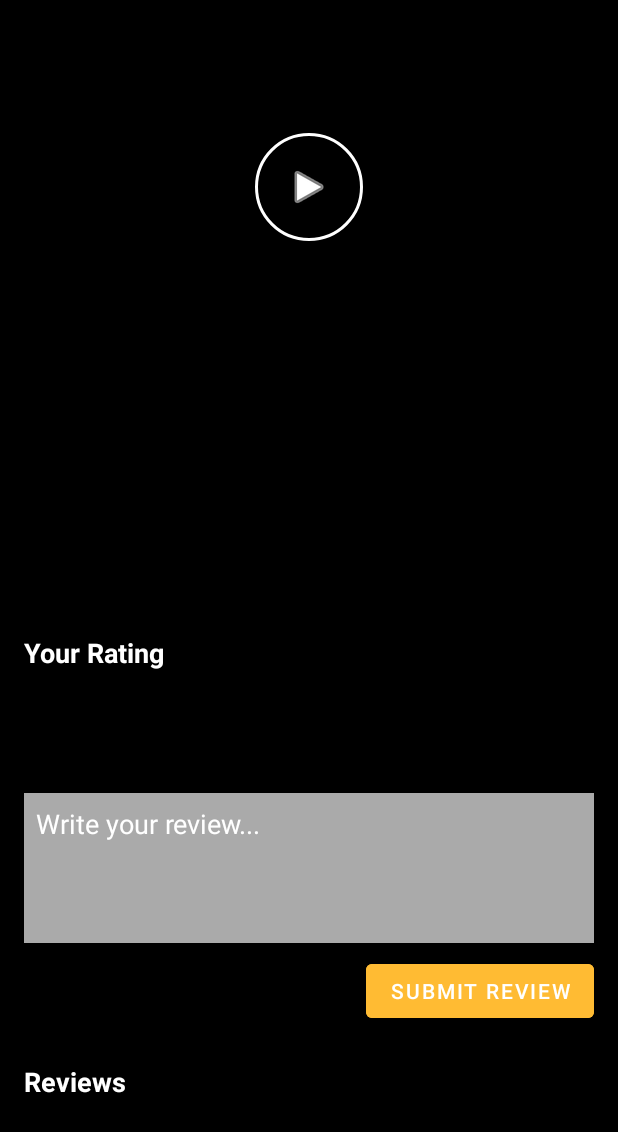
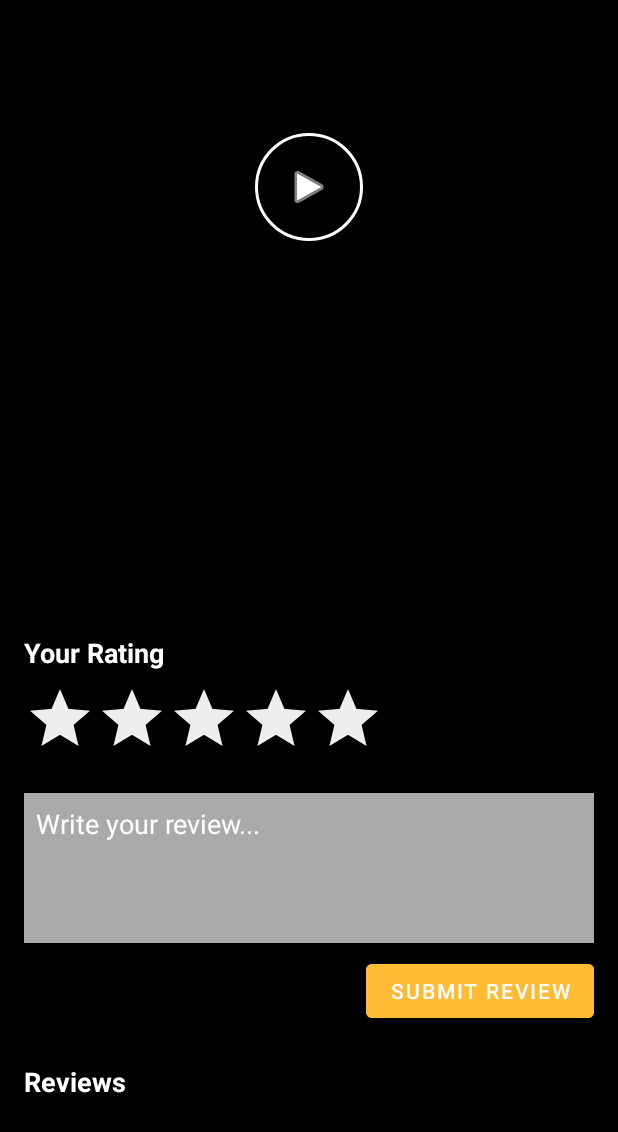
Before and after one commit to M2K1423/movieapp, an Android app: the MovieDetailActivity screen opened directly, with no data from a screen before it, on a phone screen of 412 x 824 dp. Shown: the top 1132 px of the screen. Run offline under Robolectric (Android 15) with nearby library versions, the phone set to English and light mode, and no system bars; plain views replace PlayerView, YouTubePlayerView; network calls fail; pictures from the network do not load; 4 statements that could not run were skipped.

Commit message:
star review

```diff
--- a/app/src/main/java/com/example/movieapp/Utils/AppCredentials.java
+++ b/app/src/main/java/com/example/movieapp/Utils/AppCredentials.java
@@ -1,5 +1,5 @@
 package com.example.movieapp.Utils;
 
 public class AppCredentials {
-    public static final String BASE_URL = "https://be-movieapp.onrender.com"; // Spring Boot API
+    public static final String BASE_URL = "https://apiserver-1-ooid.onrender.com/api/"; // Spring Boot API
 }
--- a/app/src/main/java/com/example/movieapp/activity/MovieDetailActivity.java
+++ b/app/src/main/java/com/example/movieapp/activity/MovieDetailActivity.java
@@ -4,6 +4,9 @@ import androidx.appcompat.app.AppCompatActivity;
 import androidx.recyclerview.widget.LinearLayoutManager;
 import androidx.recyclerview.widget.RecyclerView;
 
+import android.graphics.Color;
+import android.graphics.PorterDuff;
+import android.graphics.drawable.LayerDrawable;
 import android.os.Bundle;
 import android.util.Log;
 import android.view.View;
@@ -74,6 +77,13 @@ public class MovieDetailActivity extends AppCompatActivity implements ReviewAdap
         initializeExistingViews();
         initializeReviewViews();
 
+        // ⚠️ Thêm đoạn xử lý màu RatingBar ở đây
+        RatingBar ratingBar = findViewById(R.id.user_rating_bar);
+        LayerDrawable stars = (LayerDrawable) ratingBar.getProgressDrawable();
+        stars.getDrawable(2).setColorFilter(Color.parseColor("#FFA500"), PorterDuff.Mode.SRC_ATOP); // đã chọn
+        stars.getDrawable(1).setColorFilter(Color.parseColor("#FFCC80"), PorterDuff.Mode.SRC_ATOP); // nửa
+        stars.getDrawable(0).setColorFilter(Color.parseColor("#EEEEEE"), PorterDuff.Mode.SRC_ATOP); // chưa chọn
+
         // Khởi tạo ExoPlayer và gán cho PlayerView
         player = new ExoPlayer.Builder(this).build();
         playerView.setPlayer(player);
@@ -84,9 +94,7 @@ public class MovieDetailActivity extends AppCompatActivity implements ReviewAdap
             displayMovieDetails();
 
             playTrailerButton.setVisibility(View.GONE); // Ẩn nút play trailer lúc đầu
-
             checkForTrailer(); // Tìm trailer và hiện nút nếu có
-
             loadReviews(); // Load review mẫu hoặc API
         } else {
             Toast.makeText(this, "Error loading movie details", Toast.LENGTH_SHORT).show();
@@ -95,6 +103,7 @@ public class MovieDetailActivity extends AppCompatActivity implements ReviewAdap
 
         setupClickListeners();
     }
+
 
     private void initializeExistingViews() {
         movieBackdrop = findViewById(R.id.movie_backdrop);
--- a/app/src/main/res/layout/activity_movie_detail.xml
+++ b/app/src/main/res/layout/activity_movie_detail.xml
@@ -136,7 +136,8 @@
                 android:layout_marginTop="8dp"
                 android:numStars="5"
                 android:stepSize="0.5"
-                android:progressTint="@android:color/holo_orange_light" />
+                style="@style/Widget.AppCompat.RatingBar" />
+
 
             <EditText
                 android:id="@+id/comment_input"
```
